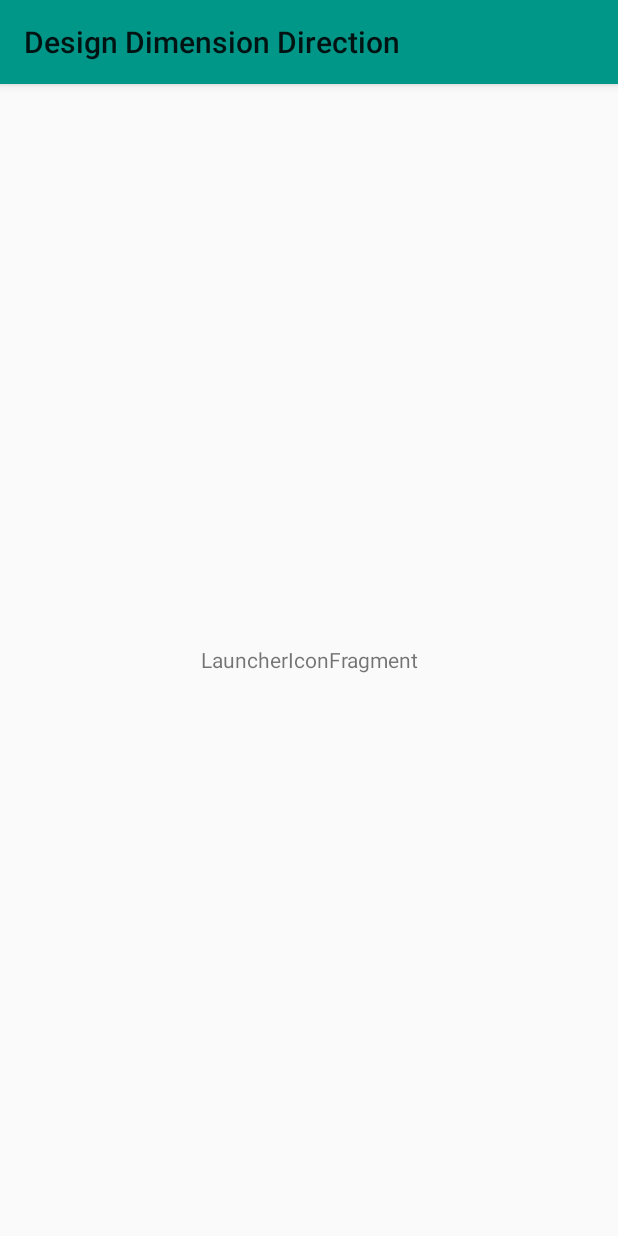
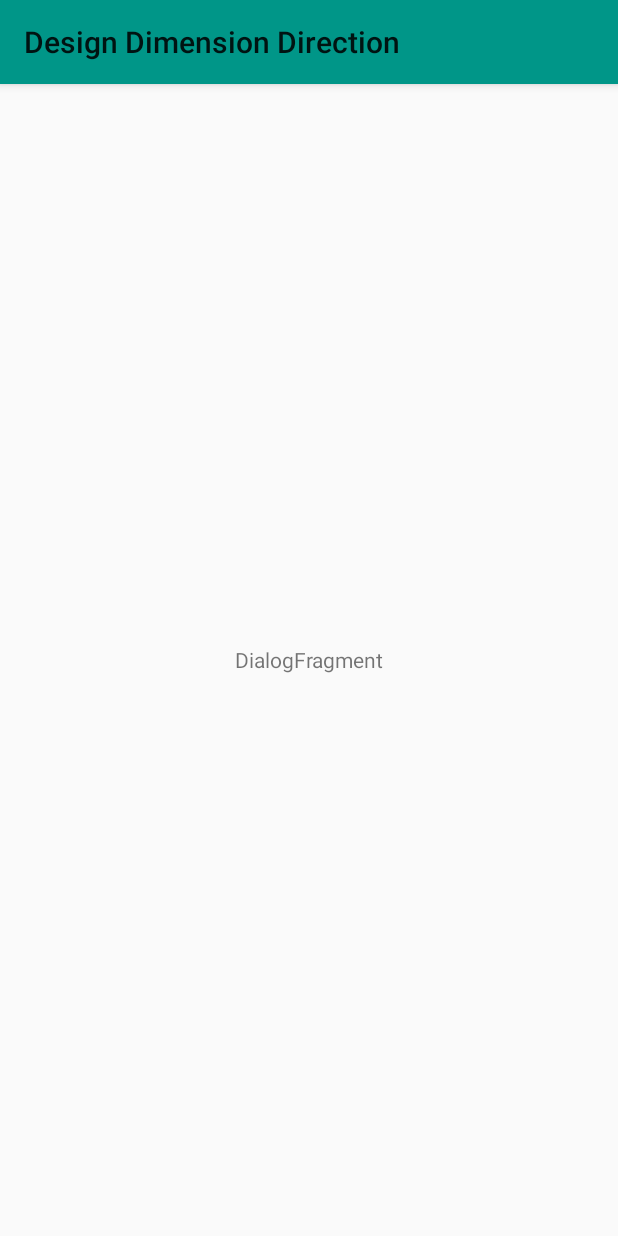
Before and after one commit to adorgoalp/ddd, an Android app: the fragment DialogFragment shown on its own in the app's theme, on a phone screen of 412 x 824 dp. Run offline under Robolectric (Android 15) with nearby library versions, the phone set to English and light mode, and no system bars.

Commit message:
fakefragment2

```diff
--- a/app/src/main/java/com/iftalab/designdimentiondirection/MainActivity.java
+++ b/app/src/main/java/com/iftalab/designdimentiondirection/MainActivity.java
@@ -4,6 +4,7 @@ import android.os.Bundle;
 import android.support.design.widget.CoordinatorLayout;
 import android.support.design.widget.FloatingActionButton;
 import android.support.design.widget.NavigationView;
+import android.support.v4.app.Fragment;
 import android.support.v4.view.GravityCompat;
 import android.support.v4.widget.DrawerLayout;
 import android.support.v7.app.ActionBarDrawerToggle;
@@ -16,6 +17,8 @@ import android.widget.AdapterView;
 import android.widget.ArrayAdapter;
 import android.widget.ListView;
 
+import com.iftalab.designdimentiondirection.fragments.DialogFragment;
+import com.iftalab.designdimentiondirection.fragments.LauncherIconFragment;
 import com.iftalab.designdimentiondirection.lib.I;
 
 public class MainActivity extends AppCompatActivity
@@ -35,12 +38,18 @@ public class MainActivity extends AppCompatActivity
     private void handleList() {
         ListView lv = (ListView) findViewById(R.id.lv);
         final String[] data = {"Launcher Icon","Dialog","Tab icon","Small contextual icon", "Button","Image"};
+        final Fragment[] fragments = {new LauncherIconFragment(),new DialogFragment()};
         ArrayAdapter<String> adapter = new ArrayAdapter<String>(this,android.R.layout.simple_list_item_1,data);
         lv.setAdapter(adapter);
         lv.setOnItemClickListener(new AdapterView.OnItemClickListener() {
             @Override
             public void onItemClick(AdapterView<?> parent, View view, int position, long id) {
-                I.toast(data[position]);
+                if(position<2)
+                {
+                    //up my fragment in frame layout. simple 1 line code. I want you to learn it and implement.
+                }else {
+                    I.toast(data[position]);
+                }
             }
         });
     }
--- a/app/src/main/java/com/iftalab/designdimentiondirection/LauncherIconFragment.java
+++ b/app/src/main/java/com/iftalab/designdimentiondirection/fragments/DialogFragment.java
@@ -1,4 +1,4 @@
-package com.iftalab.designdimentiondirection;
+package com.iftalab.designdimentiondirection.fragments;
 
 import android.os.Bundle;
 import android.support.annotation.Nullable;
@@ -8,20 +8,21 @@ import android.view.View;
 import android.view.ViewGroup;
 import android.widget.TextView;
 
+import com.iftalab.designdimentiondirection.R;
+
 /**
- * Created by Acer PC on 2/12/2017.
+ * @author Ifta
  */
 
-public class LauncherIconFragment extends Fragment {
-    public LauncherIconFragment() {
+public class DialogFragment extends Fragment {
+    public DialogFragment() {
     }
-
     @Nullable
     @Override
     public View onCreateView(LayoutInflater inflater, @Nullable ViewGroup container, @Nullable Bundle savedInstanceState) {
-       View view = inflater.inflate(R.layout.fake,container,false);
+        View view = inflater.inflate(R.layout.fake,container,false);
         TextView tvFake = (TextView) view.findViewById(R.id.tvFake);
-        tvFake.setText("LauncherIconFragment");
+        tvFake.setText("DialogFragment");
         return view;
     }
 }
```
Also changed, not shown: app/src/main/java/com/iftalab/designdimentiondirection/fragments/LauncherIconFragment.java (added, +29 -0 lines).
